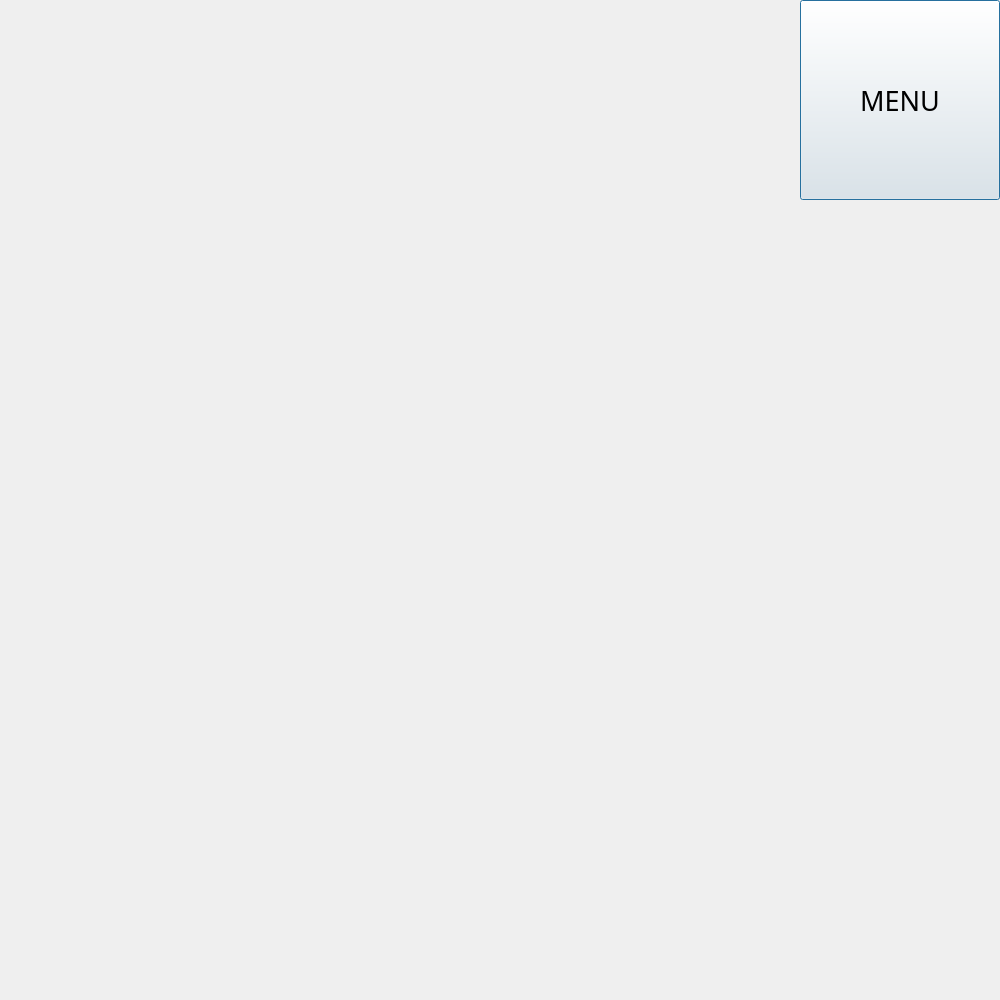
This is level_1.ui in YEN-PO-CHEN/SOKOBAN as Qt 5 draws it before an edit. The edited form follows.
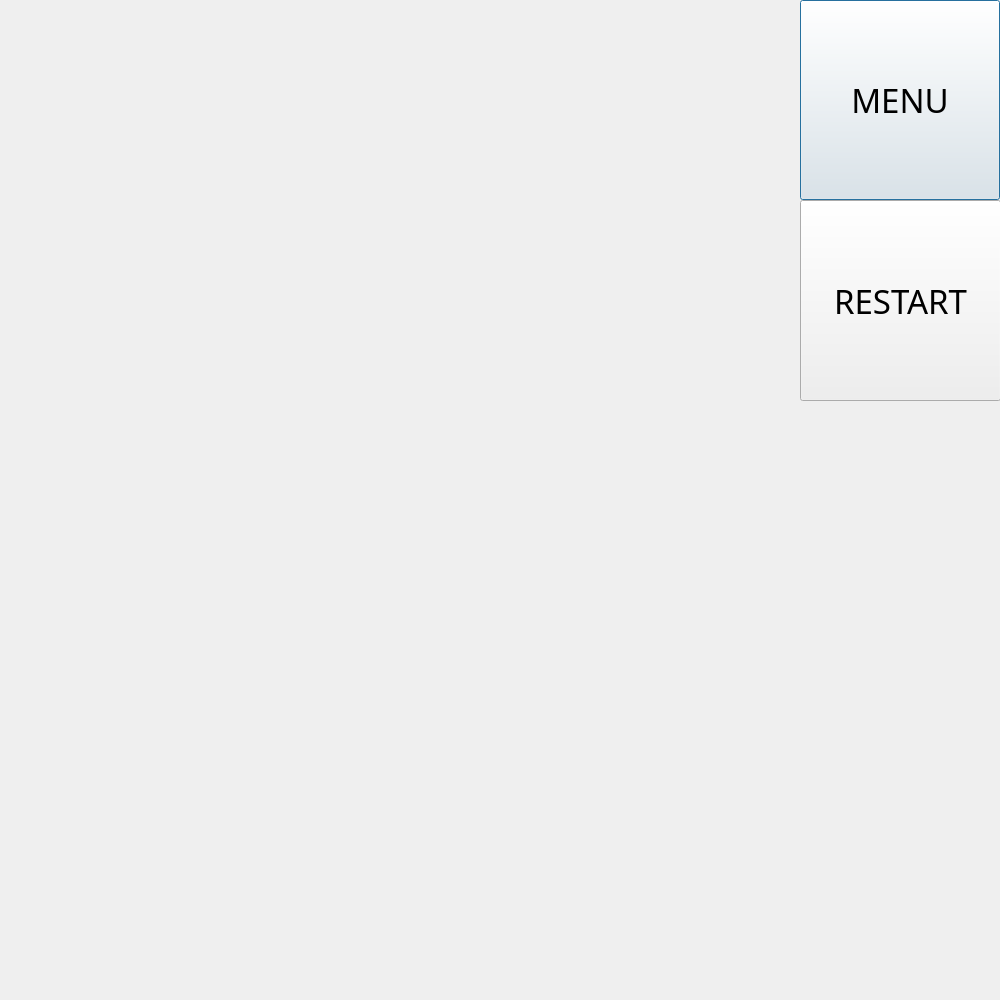
This is the edited form.

Patch:
```diff
--- a/level_1.ui
+++ b/level_1.ui
@@ -25,7 +25,9 @@
    <property name="font">
     <font>
      <family>SetoFont</family>
-     <pointsize>20</pointsize>
+     <pointsize>25</pointsize>
+     <weight>50</weight>
+     <bold>false</bold>
     </font>
    </property>
    <property name="text">
@@ -36,6 +38,28 @@
      <width>30</width>
      <height>30</height>
     </size>
+   </property>
+   <property name="checkable">
+    <bool>false</bool>
+   </property>
+  </widget>
+  <widget class="QPushButton" name="restartButton">
+   <property name="geometry">
+    <rect>
+     <x>800</x>
+     <y>200</y>
+     <width>201</width>
+     <height>201</height>
+    </rect>
+   </property>
+   <property name="font">
+    <font>
+     <family>SetoFont</family>
+     <pointsize>25</pointsize>
+    </font>
+   </property>
+   <property name="text">
+    <string>RESTART</string>
    </property>
   </widget>
  </widget>
```
